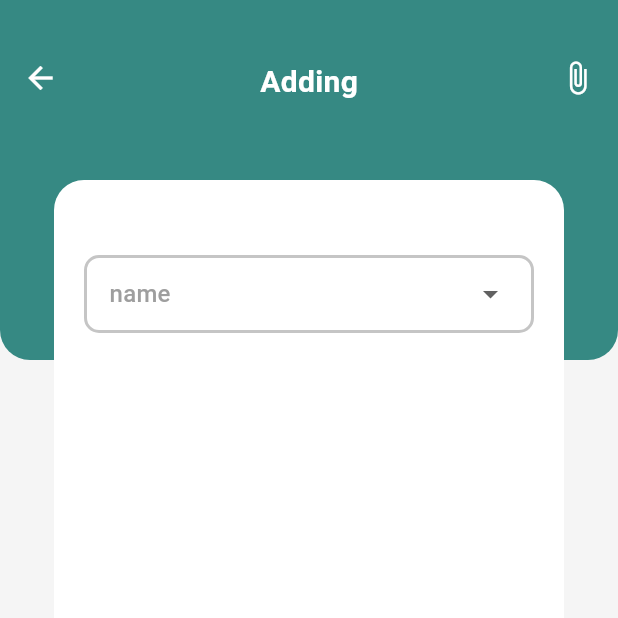
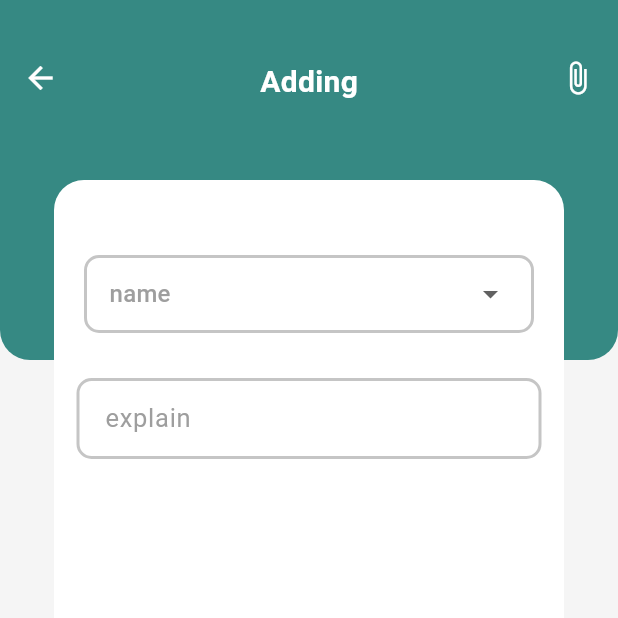
Before and after one commit to ttnppedr/first-finance-app, a Flutter app: the AddScreen screen opened directly, on a phone screen of 412 x 824 dp, the top half of it. Run offline on Flutter 3.47's test engine with Material 3 defaults, Android fonts, the phone set to English and light mode, and no system bars; our stand-ins replace syncfusion_flutter_charts.

Commit message:
Add explain in add screen

```diff
--- a/lib/widgets/add.dart
+++ b/lib/widgets/add.dart
@@ -9,12 +9,22 @@ class AddScreen extends StatefulWidget {
 
 class _AddScreenState extends State<AddScreen> {
   String? selectedItem;
+  final TextEditingController explainC = TextEditingController();
+  FocusNode ex = FocusNode();
   final List<String> _item = [
     'Food',
     'Transfer',
     'Transportation',
     'Education',
   ];
+
+  @override
+  initState() {
+    super.initState();
+    ex.addListener(() {
+      setState(() {});
+    });
+  }
 
   @override
   Widget build(BuildContext context) {
@@ -48,7 +58,41 @@ class _AddScreenState extends State<AddScreen> {
           SizedBox(height: 50),
           name(),
           SizedBox(height: 30),
+          explain(),
+          SizedBox(height: 30),
         ],
+      ),
+    );
+  }
+
+  Padding explain() {
+    return Padding(
+      padding: EdgeInsets.symmetric(horizontal: 15),
+      child: TextField(
+        focusNode: ex,
+        controller: explainC,
+        decoration: InputDecoration(
+          contentPadding: EdgeInsets.symmetric(horizontal: 15, vertical: 15),
+          labelText: 'explain',
+          labelStyle: TextStyle(
+            fontSize: 17,
+            color: Colors.grey.shade500,
+          ),
+          enabledBorder: OutlineInputBorder(
+            borderRadius: BorderRadius.circular(10),
+            borderSide: BorderSide(
+              width: 2,
+              color: Color(0xFFC5C5C5),
+            ),
+          ),
+          focusedBorder: OutlineInputBorder(
+            borderRadius: BorderRadius.circular(10),
+            borderSide: BorderSide(
+              width: 2,
+              color: Color(0xFF368983),
+            ),
+          ),
+        ),
       ),
     );
   }
```
